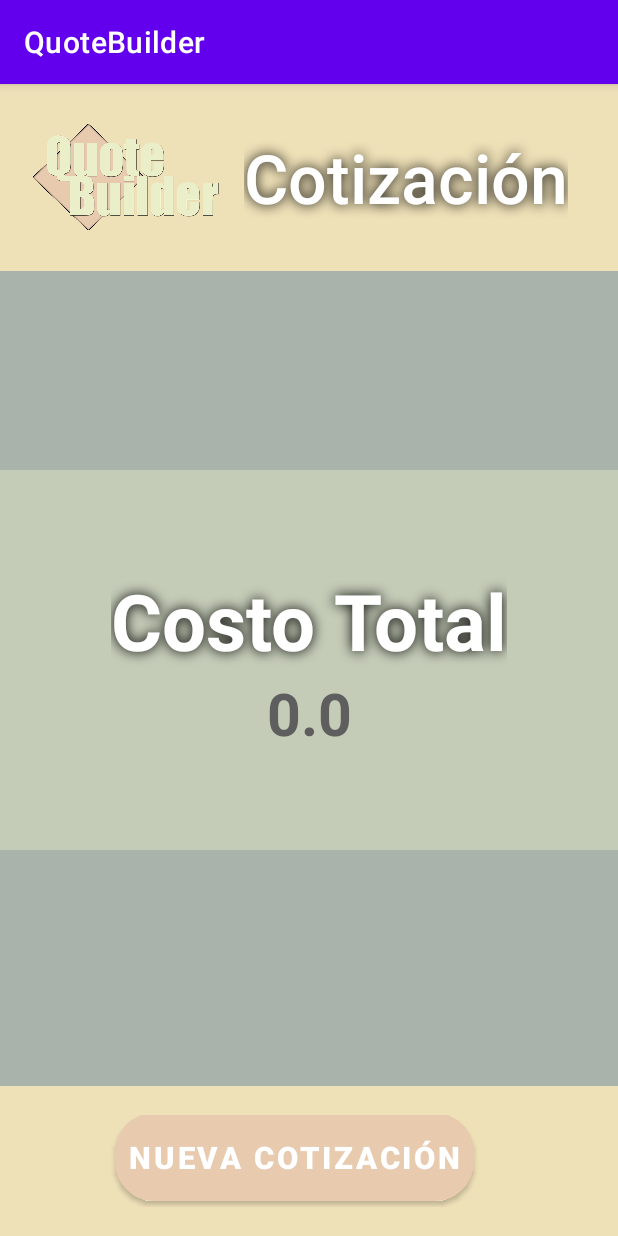
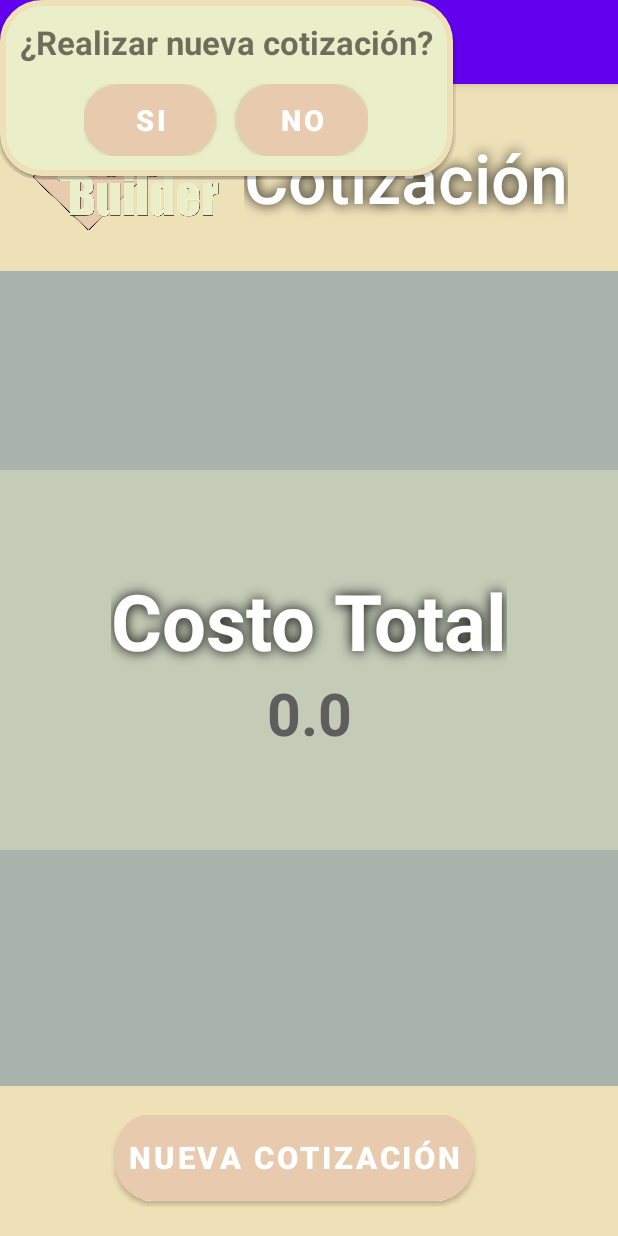
Before and after one commit to JsMendoza13/quote-builder, an Android app: the fragment total shown on its own in the app's theme, after a tap on "NUEVA COTIZACIÓN", on a phone screen of 412 x 824 dp. Run offline under Robolectric (Android 15) with nearby library versions, the light colour scheme and no system bars; our stand-ins replace Firebase (no records; nobody signed in at launch, a user with empty details on screens opened directly), sdp/ssp sizes; 1 statement that could not run was skipped.

Commit message:
popupWindow in fragment total to confirm new quote build

```diff
--- a/app/src/main/java/com/example/app_cotizacion/MainActivity.java
+++ b/app/src/main/java/com/example/app_cotizacion/MainActivity.java
@@ -42,7 +42,6 @@ public class MainActivity extends AppCompatActivity {
         Query query2 = materialsRef.whereEqualTo("isSelected", true);
         query2.get().addOnCompleteListener(task -> {
             for (QueryDocumentSnapshot document : task.getResult()) {
-                // Update the "isSelected" field to true
                 materialsRef.document(document.getId()).update("isSelected", false);
             }
         });
--- a/app/src/main/java/com/example/app_cotizacion/total.java
+++ b/app/src/main/java/com/example/app_cotizacion/total.java
@@ -6,11 +6,14 @@ import androidx.fragment.app.Fragment;
 import androidx.fragment.app.FragmentManager;
 import androidx.fragment.app.FragmentTransaction;
 
+import android.view.Gravity;
 import android.view.LayoutInflater;
 import android.view.View;
 import android.view.ViewGroup;
 import android.widget.Button;
+import android.widget.PopupWindow;
 import android.widget.TextView;
+import android.widget.Toast;
 
 import com.google.firebase.firestore.CollectionReference;
 import com.google.firebase.firestore.FirebaseFirestore;
@@ -21,8 +24,8 @@ import java.util.Locale;
 
 public class total extends Fragment {
     View view;
-    TextView total;
-    Button nuevo;
+    TextView total, confirm_text;
+    Button newQuoteBuild;
     private double acmTotal;
 
     public total() {
@@ -41,19 +44,31 @@ public class total extends Fragment {
 
         acmTotal = getArguments().getDouble("total");
         total = view.findViewById(R.id.total);
-        nuevo = view.findViewById(R.id.nuevo);
+        newQuoteBuild = view.findViewById(R.id.newQuoteBuild);
 
         total.setText(String.valueOf(acmTotal));
 
-        nuevo.setOnClickListener(new View.OnClickListener() {
-            @Override
-            public void onClick(View v) {
+        //Popup confirm-----------------------------------------------------------------------
+
+        View popupView2 = getLayoutInflater().inflate(R.layout.confirm_popup, null);
+
+        PopupWindow popupWindow2 = new PopupWindow(popupView2,
+                ViewGroup.LayoutParams.WRAP_CONTENT, ViewGroup.LayoutParams.WRAP_CONTENT);
+
+        popupWindow2.setAnimationStyle(androidx.appcompat.R.style.Animation_AppCompat_Dialog);
+
+        Button yes = popupView2.findViewById(R.id.yes);
+        Button no = popupView2.findViewById(R.id.no);
+        confirm_text = popupView2.findViewById(R.id.confirm_text);
+
+        confirm_text.setText("¿Realizar nueva cotización?");
+
+        yes.setOnClickListener(v -> {
             FirebaseFirestore db = FirebaseFirestore.getInstance();
             CollectionReference materialsRef = db.collection("materials");
-                Query query2 = materialsRef.whereEqualTo("isSelected", true);
-                query2.get().addOnCompleteListener(task -> {
+            Query query_isSelected = materialsRef.whereEqualTo("isSelected", true);
+            query_isSelected.get().addOnCompleteListener(task -> {
                 for (QueryDocumentSnapshot document : task.getResult()) {
-                        // Update the "isSelected" field to true
                     materialsRef.document(document.getId()).update("isSelected", false);
                 }
             });
@@ -70,8 +85,15 @@ public class total extends Fragment {
             cards fragmentCards = new cards();
             fragmentTransaction.replace(R.id.container, fragmentCards);
             fragmentTransaction.commit();
-            }
+
+            Toast.makeText(getContext(), "Cargando...", Toast.LENGTH_SHORT).show();
+            popupWindow2.dismiss();
+
         });
+
+        no.setOnClickListener(v -> popupWindow2.dismiss());
+
+        newQuoteBuild.setOnClickListener(v -> popupWindow2.showAtLocation(view, Gravity.CENTER, 0, 0));
 
         return view;
     }
--- a/app/src/main/res/layout/confirm_popup.xml
+++ b/app/src/main/res/layout/confirm_popup.xml
@@ -1,8 +1,9 @@
 <LinearLayout xmlns:android="http://schemas.android.com/apk/res/android"
+    xmlns:tools="http://schemas.android.com/tools"
     android:layout_width="@dimen/_200sdp"
     android:layout_height="wrap_content"
     android:background="@drawable/background_confirm"
-    android:padding="@dimen/_15sdp"
+    android:padding="@dimen/_10sdp"
     android:orientation="vertical">
 
         <TextView
@@ -10,8 +11,8 @@
             android:layout_width="wrap_content"
             android:layout_height="wrap_content"
             android:gravity="center"
-            android:text="¿Desea rehacer la cotización?"
-            android:textSize="@dimen/_20ssp"
+            android:text="¿Rehacer la cotización?"
+            android:textSize="@dimen/_17ssp"
             android:textStyle="bold"/>
 
         <LinearLayout
@@ -23,20 +24,22 @@
 
                 <Button
                     android:id="@+id/yes"
+                    style="@style/button_style2"
                     android:layout_width="wrap_content"
                     android:layout_height="wrap_content"
-                    android:text="si"
                     android:layout_marginRight="@dimen/_10sdp"
                     android:background="@drawable/background_button"
-                    style="@style/button_style2"/>
+                    android:text="si"
+                    tools:ignore="TouchTargetSizeCheck" />
 
                 <Button
                     android:id="@+id/no"
+                    style="@style/button_style2"
                     android:layout_width="wrap_content"
                     android:layout_height="wrap_content"
+                    android:background="@drawable/background_button"
                     android:text="no"
-                    android:background="@drawable/background_button"
-                    style="@style/button_style2"/>
+                    tools:ignore="TouchTargetSizeCheck" />
 
         </LinearLayout>
 
--- a/app/src/main/res/layout/fragment_total.xml
+++ b/app/src/main/res/layout/fragment_total.xml
@@ -87,7 +87,7 @@
         android:background="#eee0b7">
 
         <Button
-            android:id="@+id/nuevo"
+            android:id="@+id/newQuoteBuild"
             style="@style/button_style"
             android:layout_width="wrap_content"
             android:layout_height="wrap_content"
```
Also changed, not shown: app/src/main/java/com/example/app_cotizacion/adapter/MaterialAdapter.java (+15 -9 lines), app/src/main/java/com/example/app_cotizacion/cards.java (+1 -10 lines), app/src/main/java/com/example/app_cotizacion/model/Material.java (+12 -1 lines). Lines whose indentation alone changed are shown as unchanged.
